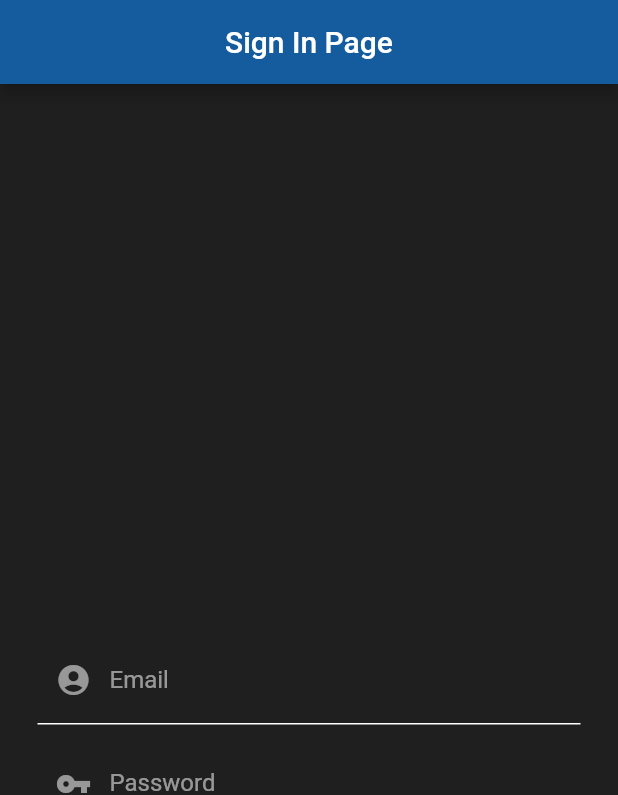
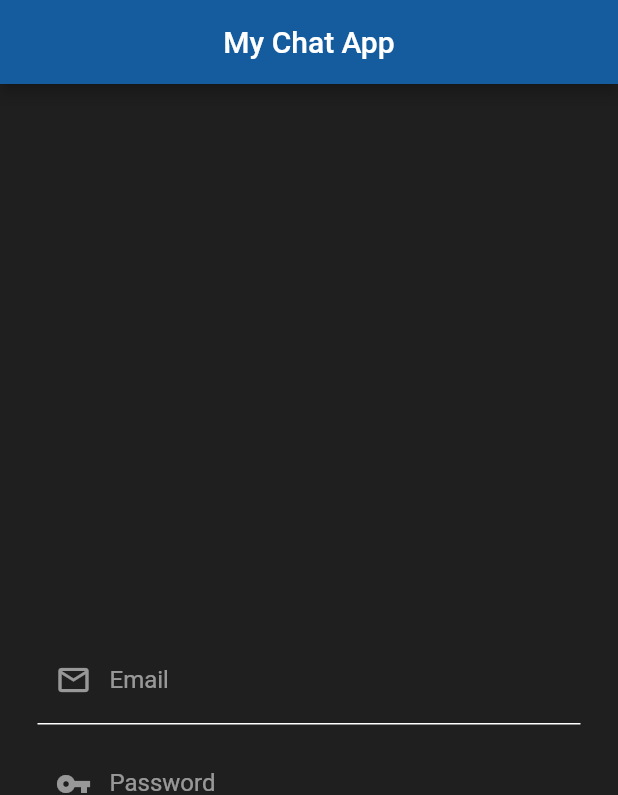
Before and after one commit to ahmeriqbal7aa/chat_app, a Flutter app: the screen it shows after launch, on a phone screen of 412 x 824 dp. Shown: the top 795 px of the screen. Run offline on Flutter 3.47's test engine with Material 2 defaults, Android fonts, the phone set to English and light mode, and no system bars.

Commit message:
Update Sign In Page and widgets.dart

```diff
--- a/lib/views/signin.dart
+++ b/lib/views/signin.dart
@@ -1,4 +1,4 @@
-import 'package:chat_app/widgets/widgets.dart';
+import 'package:chat_app/widget/widgets.dart';
 import 'package:flutter/cupertino.dart';
 import 'package:flutter/material.dart';
 
@@ -26,7 +26,7 @@ class _SignInState extends State<SignIn> {
                 style: simpleTextStyle(),
                 decoration: textFieldInputDecoration(
                   'Email',
-                  Icon(Icons.account_circle, color: Colors.white54),
+                  Icon(Icons.email_outlined, color: Colors.white54),
                 ),
               ),
               SizedBox(height: 10.0),
--- a/lib/widgets/widgets.dart
+++ b/lib/widget/widgets.dart
@@ -3,14 +3,7 @@ import 'package:flutter/material.dart';
 Widget appBarMain(BuildContext context) {
   return AppBar(
     centerTitle: true,
-    title: Text('Sign In Page'),
-  );
-}
-
-Widget appBarSignUp(BuildContext context) {
-  return AppBar(
-    centerTitle: true,
-    title: Text('Sign Up Page'),
+    title: Text('My Chat App'),
   );
 }
 
```
